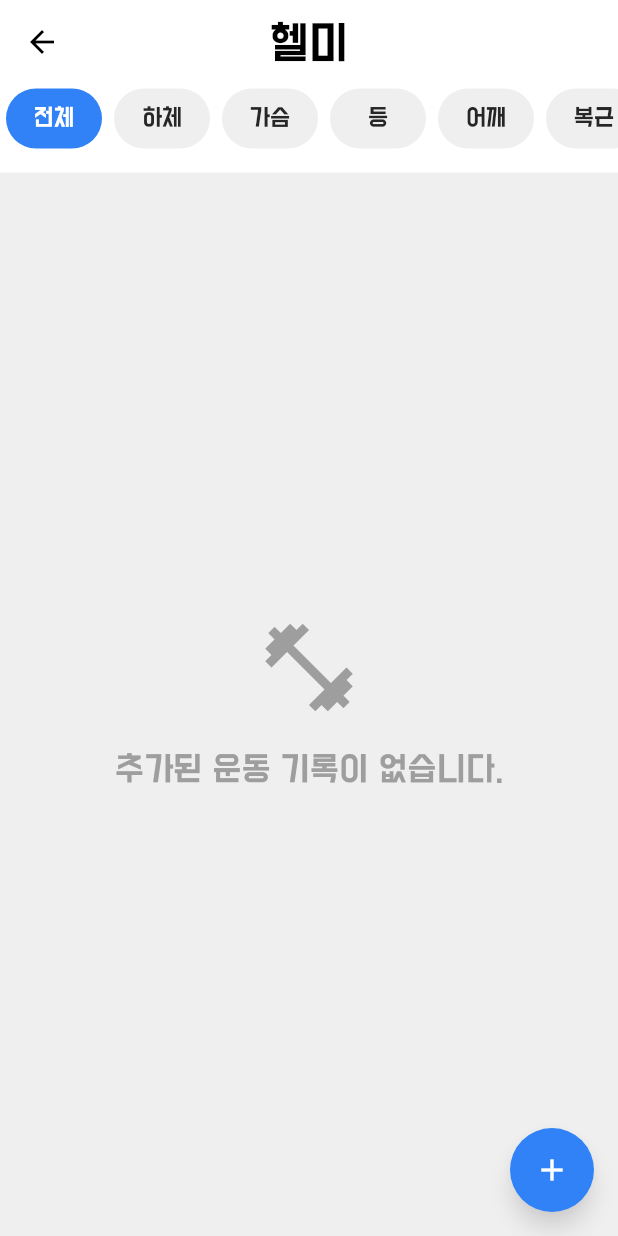
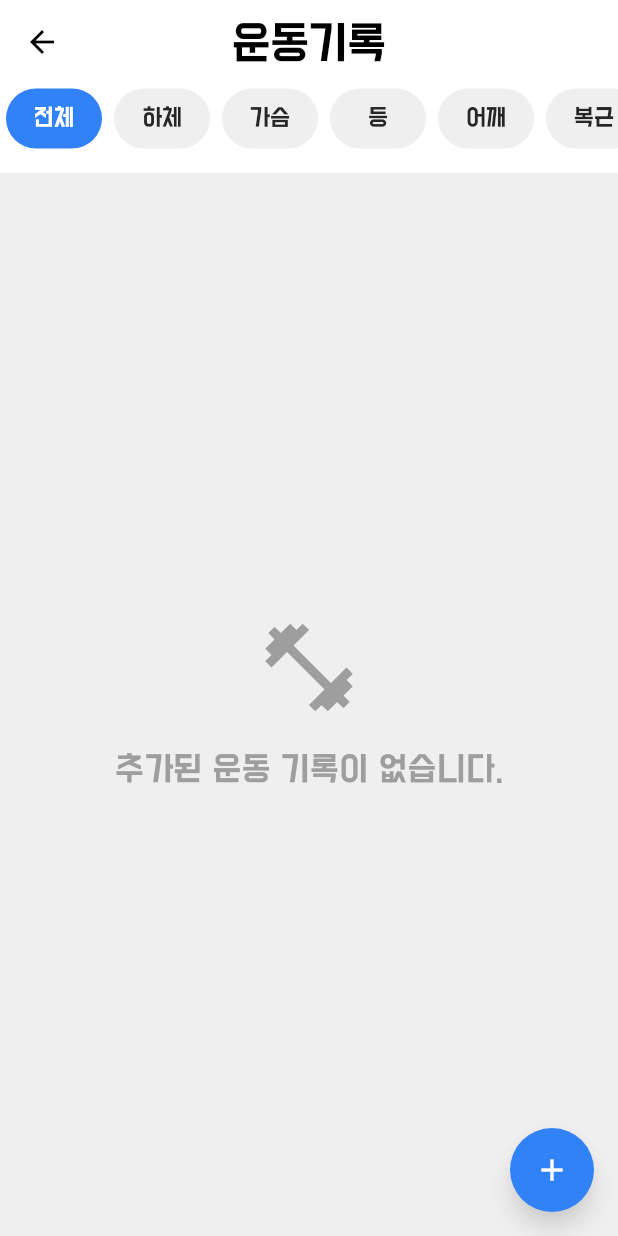
Before and after one commit to kang-min-seok/Helmy, a Flutter app: the HomePage screen opened directly, on a phone screen of 412 x 824 dp. Run offline on Flutter 3.47's test engine with Material 3 defaults, Android fonts, the light colour scheme and no system bars; our stand-ins replace flutter_local_notifications, hive, hive_flutter, introduction_screen, shared_preferences, table_calendar; missing offline and left inert: flutter_background_service; accounts and stored records are empty.

Commit message:
Fix: onBoarding 스택 버그 수정

```diff
--- a/lib/pages/home_page.dart
+++ b/lib/pages/home_page.dart
@@ -194,7 +194,7 @@ class _HomePageState extends State<HomePage>
                         child: Column(
                           mainAxisAlignment: MainAxisAlignment.start,
                           children: [
-                            Text("헬미",style: Theme.of(context).textTheme.displayLarge),
+                            Text("운동기록",style: Theme.of(context).textTheme.displayLarge),
                             const SizedBox(height: 10),
                             SingleChildScrollView(
                               scrollDirection: Axis.horizontal,
--- a/lib/pages/on_boarding_page.dart
+++ b/lib/pages/on_boarding_page.dart
@@ -72,9 +72,9 @@ class OnBoardingPage extends StatelessWidget {
         }
 
 
-        Navigator.of(context).push(
-          MaterialPageRoute(
-              builder: (context) => MyApp(themeMode: themeMode)),
+        Navigator.of(context).pushAndRemoveUntil(
+          MaterialPageRoute(builder: (context) => MyApp(themeMode: themeMode)),
+              (Route<dynamic> route) => false,
         );
       },
       next: const Icon(Icons.arrow_forward_ios),
--- a/pubspec.yaml
+++ b/pubspec.yaml
@@ -1,7 +1,7 @@
 name: helmy
 description: health project
 
-version: 1.0.0+2
+version: 1.0.0+3
 environment:
   sdk: '>=3.1.4 <4.0.0'
 
```
